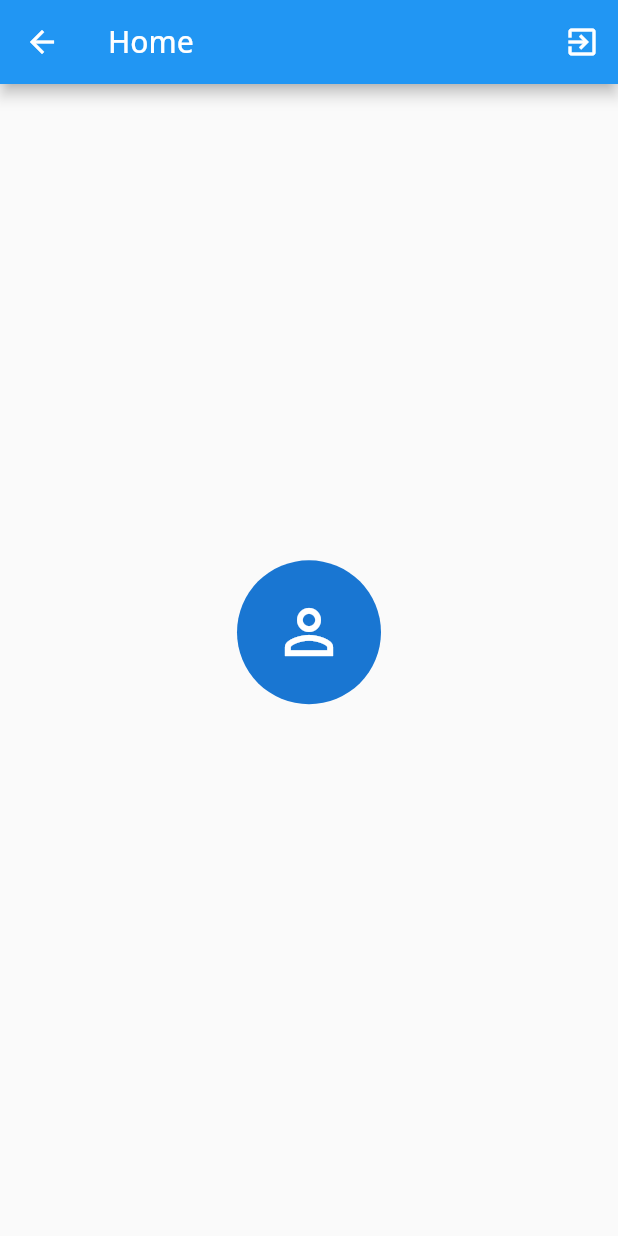
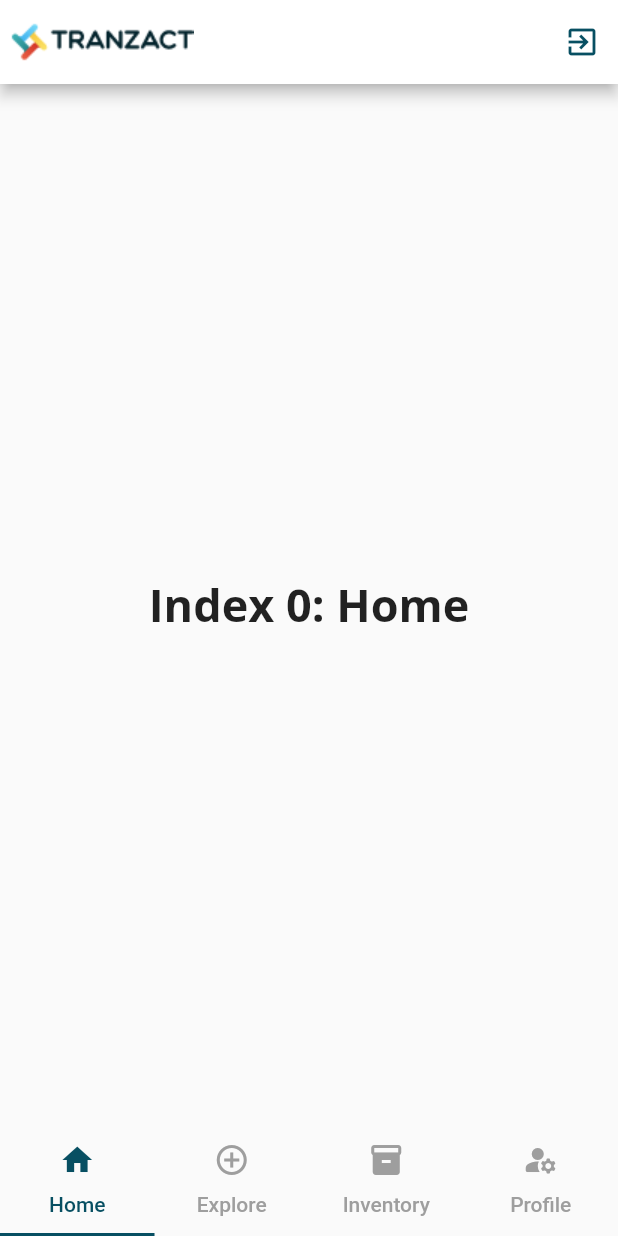
Before and after one commit to Sp4Rx/tranzact, a Flutter app: the HomeScreen screen opened directly, on a phone screen of 412 x 824 dp. Run offline on Flutter 3.47's test engine with Material 2 defaults, Android fonts, the phone set to English and light mode, and no system bars; our stand-ins replace dio, equatable, firebase_auth, firebase_core, flutter_bloc, flutter_secure_storage and 3 more; missing offline and left inert: flow_builder; accounts and stored records are empty.

Commit message:
Basic home screen setup

```diff
--- /dev/null
+++ b/lib/ui/bottom_bar_screens/home_bottom_bar.dart
@@ -0,0 +1,10 @@
+import 'package:flutter/material.dart';
+
+class HomeBottomBar extends StatelessWidget {
+  const HomeBottomBar({Key? key}) : super(key: key);
+
+  @override
+  Widget build(BuildContext context) {
+    return Container();
+  }
+}
--- /dev/null
+++ b/lib/ui/bottom_bar_screens/profile_bottom_bar.dart
@@ -0,0 +1,25 @@
+import 'package:flutter/material.dart';
+
+class ProfileBottomBar extends StatelessWidget {
+  final String? email;
+  final String? image;
+
+  const ProfileBottomBar({Key? key, this.email, this.image}) : super(key: key);
+
+  @override
+  Widget build(BuildContext context) {
+    return Column(
+      mainAxisAlignment: MainAxisAlignment.center,
+      children: [
+        CircleAvatar(
+          radius: 48,
+          backgroundImage: image != null ? NetworkImage(image!) : null,
+          child:
+              image == null ? const Icon(Icons.person_outline, size: 48) : null,
+        ),
+        const SizedBox(height: 4),
+        Text(email ?? '', style: const TextStyle(fontSize: 24)),
+      ],
+    );
+  }
+}
--- /dev/null
+++ b/lib/ui/commons/atoms/tranzact_logo_small.dart
@@ -0,0 +1,11 @@
+import 'package:flutter/material.dart';
+import 'package:tranzact/ui/commons/image_loader.dart';
+
+class TranzactLogoSmall extends StatelessWidget {
+  const TranzactLogoSmall({Key? key}) : super(key: key);
+
+  @override
+  Widget build(BuildContext context) {
+    return ImageLoader.asset('images/tranzact_logo_small.png');
+  }
+}
--- a/lib/ui/commons/tcolors.dart
+++ b/lib/ui/commons/tcolors.dart
@@ -13,6 +13,7 @@ class TColors {
   static const Color secondaryBorder = Color(0xFF05B384);
   static const Color secondaryBorderLighter = Color(0x2005B384);
   static const Color blueDark = Color(0xFF117FD6);
+  static const Color primary2 = Color(0xFF074F62);
 }
 
 //Opacity Reference
--- a/lib/ui/screens/home_screen.dart
+++ b/lib/ui/screens/home_screen.dart
@@ -1,43 +1,94 @@
 import 'package:flutter/material.dart';
 import 'package:flutter_bloc/flutter_bloc.dart';
 import 'package:tranzact/blocs/app/app_bloc.dart';
+import 'package:tranzact/ui/bottom_bar_screens/profile_bottom_bar.dart';
+import 'package:tranzact/ui/commons/atoms/tranzact_logo_small.dart';
+import 'package:tranzact/ui/commons/tcolors.dart';
 
-class HomeScreen extends StatelessWidget {
+class HomeScreen extends StatefulWidget {
   const HomeScreen({Key? key}) : super(key: key);
 
   static Page page() => const MaterialPage<void>(child: HomeScreen());
 
   @override
+  State<HomeScreen> createState() => _HomeScreenState();
+}
+
+class _HomeScreenState extends State<HomeScreen>
+    with SingleTickerProviderStateMixin {
+  int _selectedIndex = 0;
+  static const TextStyle optionStyle =
+      TextStyle(fontSize: 30, fontWeight: FontWeight.bold);
+  late final _user = context.select((AppBloc bloc) => bloc.state.user);
+  late final TabController _controller = TabController(length: 4, vsync: this);
+
+  late final List<Widget> _widgetOptions = <Widget>[
+    const Text(
+      'Index 0: Home',
+      style: optionStyle,
+    ),
+    const Text(
+      'Explore',
+      style: optionStyle,
+    ),
+    const Text(
+      'Inventory',
+      style: optionStyle,
+    ),
+    ProfileBottomBar(
+      image: _user.photo,
+      email: _user.email,
+    ),
+  ];
+
+  void _onItemTapped(int index) {
+    setState(() {
+      _selectedIndex = index;
+    });
+  }
+
+  @override
   Widget build(BuildContext context) {
-    final user = context.select((AppBloc bloc) => bloc.state.user);
-
     return Scaffold(
       appBar: AppBar(
-        title: const Text('Home'),
+        leadingWidth: 132,
+        backgroundColor: Colors.white,
+        leading: const TranzactLogoSmall(),
         actions: [
           IconButton(
             icon: const Icon(Icons.exit_to_app),
+            color: TColors.primary2,
             onPressed: () => context.read<AppBloc>().add(AppLogoutRequested()),
           )
         ],
       ),
-      body: Align(
-        alignment: const Alignment(0, 0),
-        child: Column(
-          mainAxisAlignment: MainAxisAlignment.center,
-          children: [
-            CircleAvatar(
-              radius: 48,
-              backgroundImage:
-                  user.photo != null ? NetworkImage(user.photo!) : null,
-              child: user.photo == null
-                  ? const Icon(Icons.person_outline, size: 48)
-                  : null,
-            ),
-            const SizedBox(height: 4),
-            Text(user.email ?? '', style: const TextStyle(fontSize: 24)),
-          ],
-        ),
+      body: Center(
+        child: _widgetOptions.elementAt(_selectedIndex),
+      ),
+      bottomNavigationBar: TabBar(
+        controller: _controller,
+        unselectedLabelColor: Colors.grey,
+        labelColor: TColors.primary2,
+        indicatorColor: TColors.primary2,
+        onTap: _onItemTapped,
+        tabs: const [
+          Tab(
+            icon: Icon(Icons.home),
+            text: 'Home',
+          ),
+          Tab(
+            icon: Icon(Icons.add_circle_outline),
+            text: 'Explore',
+          ),
+          Tab(
+            icon: Icon(Icons.inventory_2),
+            text: 'Inventory',
+          ),
+          Tab(
+            icon: Icon(Icons.manage_accounts_rounded),
+            text: 'Profile',
+          ),
+        ],
       ),
     );
   }
```
Also changed, not shown: images/svg/tranzact_logo.svg (deleted), images/tranzact_logo_small.png (added).
